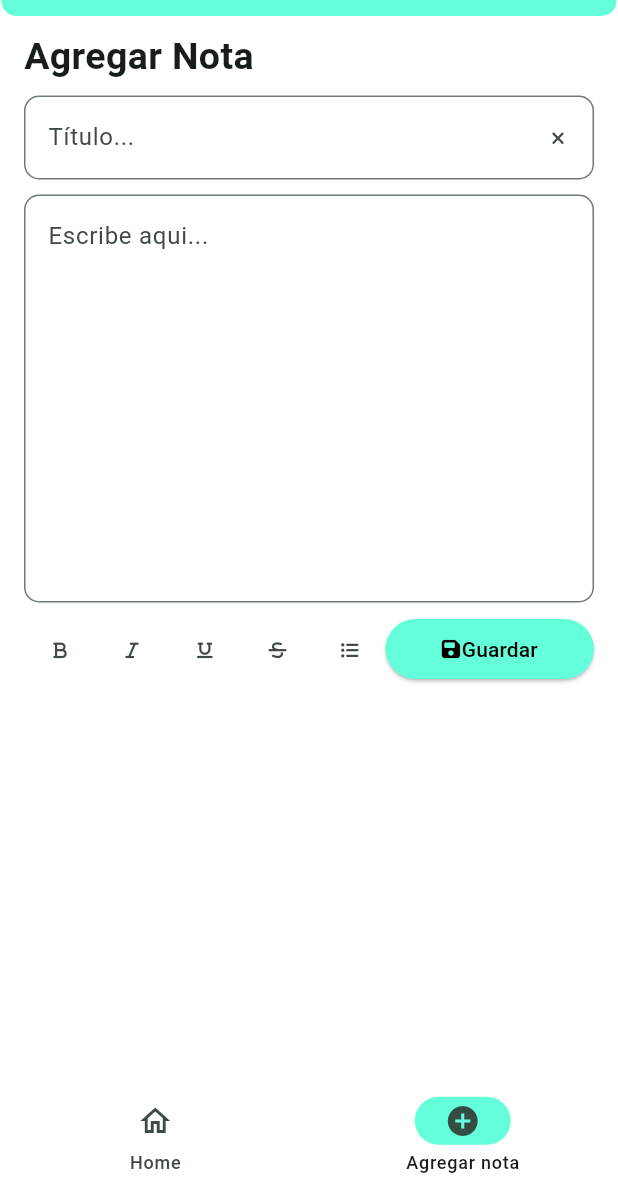
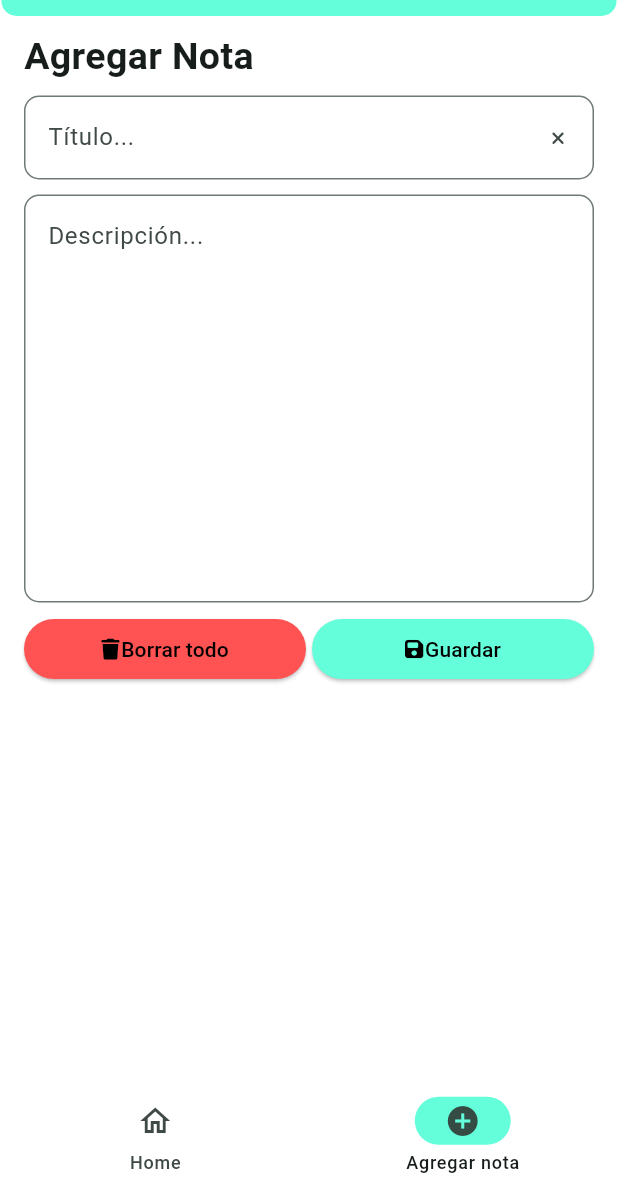
Before and after one commit to gonzacabrera2506/notapp, a Flutter app: the NoteScreen screen opened by its route, on a phone screen of 412 x 824 dp, the part 59-1236 px from its top. Run offline on Flutter 3.47's test engine with Material 3 defaults, Android fonts, the phone set to English and light mode, and no system bars; our stand-ins replace equatable, flutter_bloc, font_awesome_flutter, get_it, go_router, isar and 1 more; accounts and stored records are empty; generated files the repository leaves out were written again.

Commit message:
FEAT: add note

```diff
--- a/lib/presentation/blocs/bloc/note/note_bloc.dart
+++ b/lib/presentation/blocs/bloc/note/note_bloc.dart
@@ -13,14 +13,16 @@ class NoteBloc extends Bloc<NoteEvent, NoteState> {
   }
 
   void _onAddNewNote(AddNewNoteEvent event, Emitter<NoteState> emit) async {
-    emit(state.copyWith(isSuccess: true, isFailure: false));
     try {
       await addNoteRepository.addNote(event.note);
+      emit(state.copyWith(isSuccess: true, isFailure: false));
+      emit(state.copyWith(isSuccess: false));
     } catch (e) {
       emit(state.copyWith(
           isFailure: true,
           errorMessage:
               'Error en el registro de la nota. Intente nuevamente mas tarde.'));
+      emit(state.copyWith(isFailure: false));
     }
   }
 }
--- a/lib/presentation/screens/note_screen.dart
+++ b/lib/presentation/screens/note_screen.dart
@@ -30,7 +30,38 @@ class _NoteScreenState extends State<NoteScreen> {
         create: (context) => getIt<NoteBloc>(),
         child: Builder(builder: (BuildContext newContext) {
           return BlocListener<NoteBloc, NoteState>(
-            listener: (context, state) {},
+            listener: (context, state) {
+              if (state.isFailure) {
+                MotionToast.error(
+                  displaySideBar: false,
+                  title: const Text(
+                    "Error!",
+                    style: TextStyle(fontSize: 18, fontWeight: FontWeight.bold),
+                  ),
+                  description: const Text(
+                      "Hubo un error en el guardado de la nota. Intente nuevamente mas tarde."),
+                  animationCurve: Curves.bounceOut,
+                  position: MotionToastPosition.top,
+                  toastDuration: const Duration(seconds: 3),
+                  barrierColor: Colors.red.shade100,
+                ).show(context);
+              }
+              if (state.isSuccess) {
+                MotionToast.success(
+                        displaySideBar: false,
+                        title: const Text(
+                          "Nota guardada",
+                          style: TextStyle(
+                              fontSize: 18, fontWeight: FontWeight.bold),
+                        ),
+                        description:
+                            const Text("Su nota se ha guardado exitosamente."),
+                        position: MotionToastPosition.top,
+                        toastDuration: const Duration(seconds: 3),
+                        animationCurve: Curves.ease)
+                    .show(context);
+              }
+            },
             child: Scaffold(
               backgroundColor: Theme.of(context).scaffoldBackgroundColor,
               appBar: AppBar(
@@ -78,7 +109,9 @@ class _NoteScreenState extends State<NoteScreen> {
                         maxLines: 1,
                         hintText: "Título...",
                         suffixIcon: IconButton(
-                            onPressed: () {},
+                            onPressed: () {
+                              _titulo.clear();
+                            },
                             icon: const FaIcon(
                               FontAwesomeIcons.xmark,
                               size: 12,
@@ -89,54 +122,78 @@ class _NoteScreenState extends State<NoteScreen> {
                         controller: _descripcion,
                         minLines: 10,
                         maxLines: 10,
-                        hintText: "Escribe aqui...",
+                        hintText: "Descripción...",
                       ),
                       const SizedBox(height: 7),
                       Row(
                         mainAxisAlignment: MainAxisAlignment.spaceBetween,
                         children: [
-                          Row(
-                            children: [
-                              IconButton(
-                                  tooltip: 'Negrita',
-                                  onPressed: () {},
-                                  icon: const FaIcon(
-                                    FontAwesomeIcons.bold,
-                                    size: 12,
-                                  )),
-                              //const SizedBox(width: 0.5),
-                              IconButton(
-                                  tooltip: 'Cursiva',
-                                  onPressed: () {},
-                                  icon: const FaIcon(
-                                    FontAwesomeIcons.italic,
-                                    size: 12,
-                                  )),
-                              const SizedBox(width: 0.5),
-                              IconButton(
-                                  tooltip: 'Subrayado',
-                                  onPressed: () {},
-                                  icon: const FaIcon(
-                                    FontAwesomeIcons.underline,
-                                    size: 12,
-                                  )),
-                              const SizedBox(width: 0.5),
-                              IconButton(
-                                  tooltip: 'Tachado',
-                                  onPressed: () {},
-                                  icon: const FaIcon(
-                                    FontAwesomeIcons.strikethrough,
-                                    size: 12,
-                                  )),
-                              IconButton(
-                                  tooltip: 'Activar/desactivar viñetas',
-                                  onPressed: () {},
-                                  icon: const FaIcon(
-                                    FontAwesomeIcons.listUl,
-                                    size: 12,
-                                  )),
-                            ],
-                          ),
+                          //TO DO: next version
+                          // Row(
+                          //   children: [
+                          //     IconButton(
+                          //         tooltip: 'Negrita',
+                          //         onPressed: () {},
+                          //         icon: const FaIcon(
+                          //           FontAwesomeIcons.bold,
+                          //           size: 12,
+                          //         )),
+                          //     //const SizedBox(width: 0.5),
+                          //     IconButton(
+                          //         tooltip: 'Cursiva',
+                          //         onPressed: () {},
+                          //         icon: const FaIcon(
+                          //           FontAwesomeIcons.italic,
+                          //           size: 12,
+                          //         )),
+                          //     const SizedBox(width: 0.5),
+                          //     IconButton(
+                          //         tooltip: 'Subrayado',
+                          //         onPressed: () {},
+                          //         icon: const FaIcon(
+                          //           FontAwesomeIcons.underline,
+                          //           size: 12,
+                          //         )),
+                          //     const SizedBox(width: 0.5),
+                          //     IconButton(
+                          //         tooltip: 'Tachado',
+                          //         onPressed: () {},
+                          //         icon: const FaIcon(
+                          //           FontAwesomeIcons.strikethrough,
+                          //           size: 12,
+                          //         )),
+                          //     IconButton(
+                          //         tooltip: 'Activar/desactivar viñetas',
+                          //         onPressed: () {},
+                          //         icon: const FaIcon(
+                          //           FontAwesomeIcons.listUl,
+                          //           size: 12,
+                          //         )),
+                          //   ],
+                          // ),
+                          Expanded(
+                              child: CustomElevatedButton(
+                            style: ElevatedButton.styleFrom(
+                                backgroundColor: Colors.redAccent),
+                            child: const FittedBox(
+                              fit: BoxFit.none,
+                              child: Row(
+                                mainAxisAlignment: MainAxisAlignment.start,
+                                children: [
+                                  FaIcon(
+                                    FontAwesomeIcons.trash,
+                                    size: 14,
+                                  ),
+                                  SizedBox(width: 1),
+                                  Text("Borrar todo")
+                                ],
+                              ),
+                            ),
+                            action: () {
+                              _descripcion.clear();
+                            },
+                          )),
+                          const SizedBox(width: 4),
                           Expanded(
                             child: CustomElevatedButton(
                               text: "Guardar",
@@ -168,6 +225,8 @@ class _NoteScreenState extends State<NoteScreen> {
                                     description: const Text(
                                         "Los campos titulo y descripcion no pueden estar vacios."),
                                     toastDuration: const Duration(seconds: 3),
+                                    animationCurve: Curves.bounceOut,
+                                    position: MotionToastPosition.top,
                                     barrierColor: Colors.red.shade100,
                                   ).show(context);
                                   return;
@@ -185,6 +244,8 @@ class _NoteScreenState extends State<NoteScreen> {
                                       "El campo titulo no puede estar vacio.",
                                     ),
                                     toastDuration: const Duration(seconds: 3),
+                                    animationCurve: Curves.bounceOut,
+                                    position: MotionToastPosition.top,
                                     barrierColor: Colors.red.shade100,
                                   ).show(context);
                                   return;
@@ -201,6 +262,8 @@ class _NoteScreenState extends State<NoteScreen> {
                                     description: const Text(
                                         "El campo descripcion no puede estar vacio."),
                                     toastDuration: const Duration(seconds: 3),
+                                    animationCurve: Curves.bounceOut,
+                                    position: MotionToastPosition.top,
                                     barrierColor: Colors.red.shade100,
                                   ).show(context);
                                   return;
@@ -216,6 +279,8 @@ class _NoteScreenState extends State<NoteScreen> {
                                   newContext
                                       .read<NoteBloc>()
                                       .add(AddNewNoteEvent(note: newNote));
+                                  _titulo.clear();
+                                  _descripcion.clear();
                                 } catch (e) {
                                   log(e.toString());
                                 }
--- a/lib/widgets/customElevatedButtonWidget.dart
+++ b/lib/widgets/customElevatedButtonWidget.dart
@@ -4,12 +4,14 @@ class CustomElevatedButton extends StatelessWidget {
   final String? text;
   final Function()? action;
   final Widget child;
+  final ButtonStyle? style;
 
   const CustomElevatedButton({
     super.key,
     this.action,
     this.text,
     required this.child,
+    this.style,
   });
 
   @override
@@ -17,6 +19,7 @@ class CustomElevatedButton extends StatelessWidget {
     return ElevatedButton(
       onPressed: action ?? () {},
       child: child,
+      style: style,
     );
   }
 }
```
Also changed, not shown: 1 other file.
